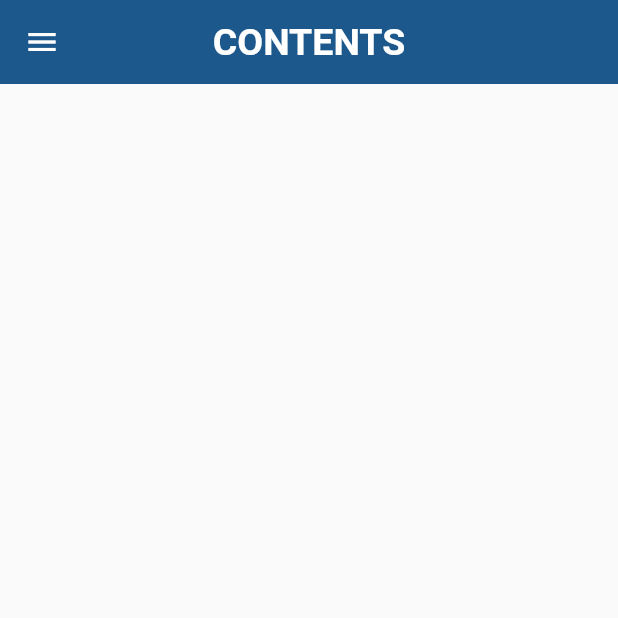
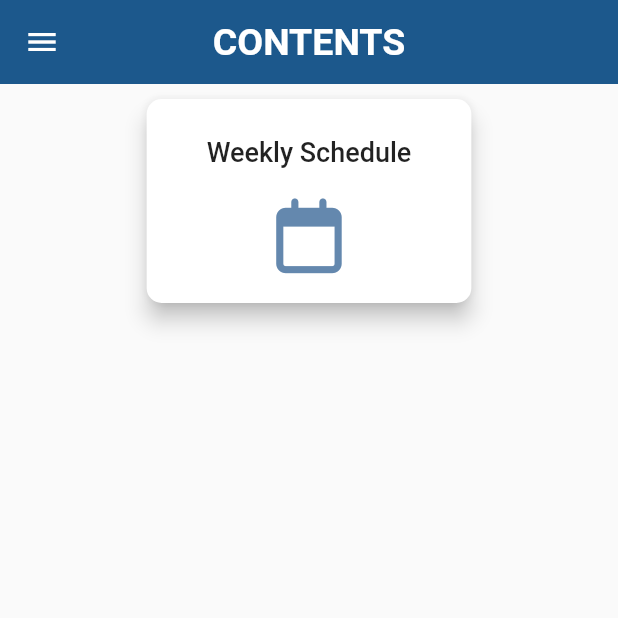
Before and after one commit to battletech45/Minerva, a Flutter app: the ContentStudent screen opened directly, on a phone screen of 412 x 824 dp, the top half of it. Run offline on Flutter 3.47's test engine with Material 2 defaults, Android fonts, the phone set to English and light mode, and no system bars; our stand-ins replace animated_splash_screen, cloud_firestore, dropdown_button2, file_picker, firebase_auth, firebase_core and 4 more; missing offline and left inert: flutter_survey; accounts and stored records are empty.

Commit message:
Weekly Schedule moved to Content Page and removed from bottom navigaton bar

```diff
--- a/lib/View/StudentView/Content/ContentStudentPage.dart
+++ b/lib/View/StudentView/Content/ContentStudentPage.dart
@@ -1,6 +1,8 @@
 import 'package:flutter/material.dart';
+import 'package:font_awesome_flutter/font_awesome_flutter.dart';
 import 'package:minerva/Control/FirebaseFunctions.dart';
 import 'package:minerva/Model/CustomWidgets.dart';
+import 'package:minerva/View/StudentView/Content/StudentWeeklySchedule.dart';
 import '../../../Model/WidgetProperties.dart';
 
 class ContentStudent extends StatefulWidget {
@@ -9,7 +11,6 @@ class ContentStudent extends StatefulWidget {
 }
 
 class _ContentStudentState extends State<ContentStudent> {
-
   List<dynamic> courses = [];
 
   _getCourses() async {
@@ -36,8 +37,36 @@ class _ContentStudentState extends State<ContentStudent> {
           title: Text("CONTENTS",
               style: TextStyle(fontSize: 25, fontWeight: FontWeight.bold)),
         ),
-        body: GridView.builder(
-          gridDelegate: const SliverGridDelegateWithFixedCrossAxisCount(crossAxisCount: 2, crossAxisSpacing: 10, mainAxisSpacing: 10),
+        body: Column(
+          children: [
+            GestureDetector(
+              onTap: () =>   Navigator.of(context).push(MaterialPageRoute(builder: (context) => StudentWeeklySchedule())),
+              child: Card(
+                elevation: 6,
+                shape: CustomBorders.mainBorder,
+                margin: EdgeInsets.symmetric(horizontal: 18, vertical: 10),
+                child: Padding(
+                  padding: const EdgeInsets.symmetric(horizontal:40.0 ,),
+                  child: Column(
+                    children: <Widget>[
+                      SizedBox(height: 25.0),
+                      Text("Weekly Schedule",
+                          textAlign: TextAlign.center,
+                          style:
+                             TextStyle(fontSize: 18, fontWeight: FontWeight.w500)),
+                      SizedBox(height: 20.0),
+                      Icon(FontAwesomeIcons.calendar,
+                          color: PageColors.thirdColor, size: 50.0),
+                           SizedBox(height: 20.0),
+                    ],
+                  ),
+                ),
+              ),
+            ),
+
+            GridView.builder(
+              gridDelegate: const SliverGridDelegateWithFixedCrossAxisCount(
+                  crossAxisCount: 2, crossAxisSpacing: 10, mainAxisSpacing: 10),
               padding: EdgeInsets.all(15),
               physics: BouncingScrollPhysics(),
               shrinkWrap: true,
@@ -46,6 +75,8 @@ class _ContentStudentState extends State<ContentStudent> {
                 return customCourseGrid(courseName: courses[index]);
               },
             ),
+          ],
+        ),
         drawer: customDrawer());
   }
 }
```
Also changed, not shown: lib/View/StudentView/Content/StudentCourseContentPage.dart (+1 -10 lines), lib/View/StudentView/Content/StudentWeeklySchedule.dart (+8 -0 lines). Lines whose indentation alone changed are shown as unchanged.
